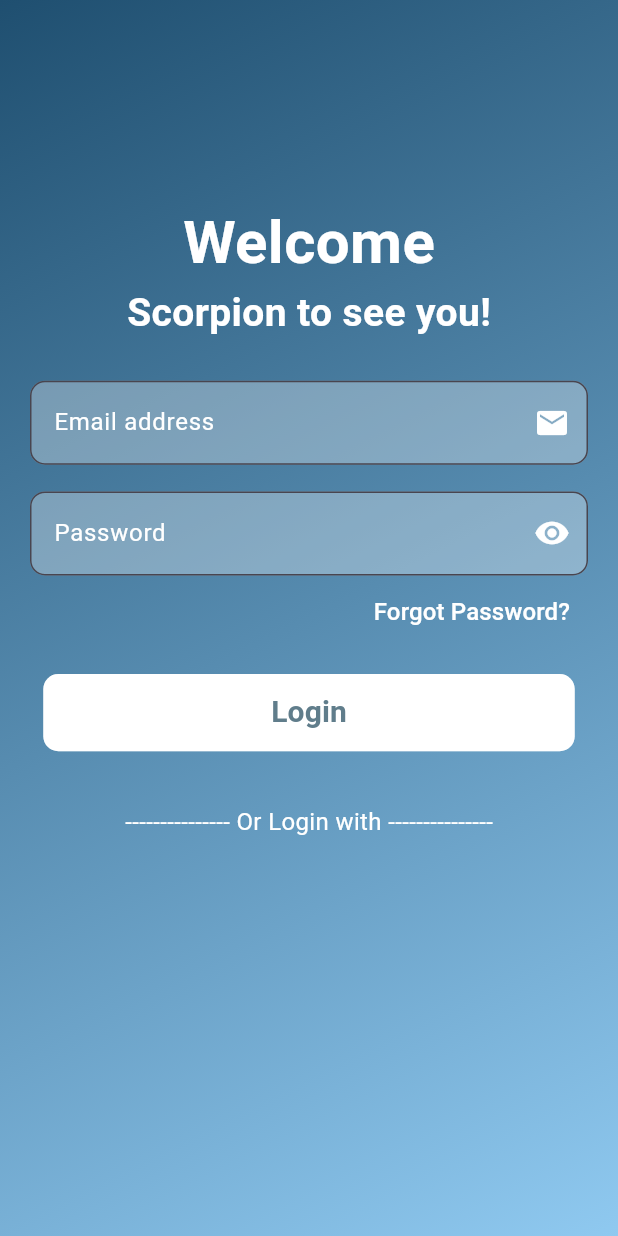
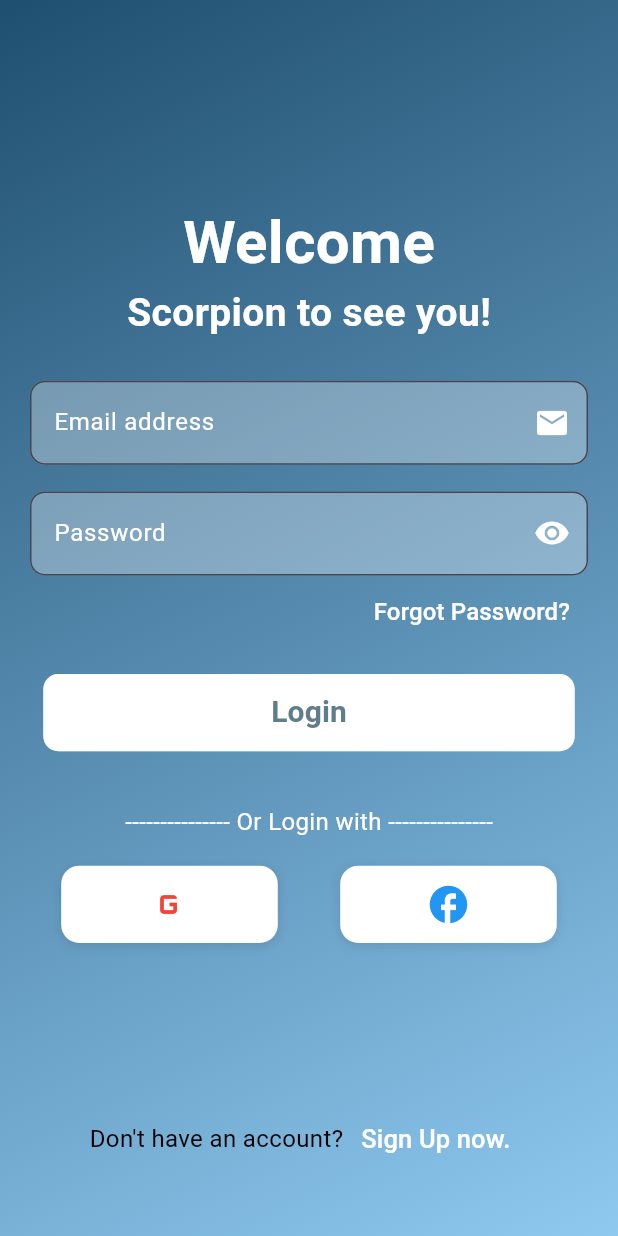
Before and after one commit to minhthongnt2610/flutter-exercises, a Flutter app: the screen it shows after launch, on a phone screen of 412 x 824 dp. Run offline on Flutter 3.47's test engine with Material 3 defaults, Android fonts, the phone set to English and light mode, and no system bars; our stand-ins replace cloud_firestore, date_field, firebase_core, firebase_crashlytics, sqflite, video_player; accounts and stored records are empty.

Commit message:
finish login_sign_up.dart

```diff
--- a/practice_firebase/lib/common_widgets/social_button.dart
+++ b/practice_firebase/lib/common_widgets/social_button.dart
@@ -1,16 +1,17 @@
 import 'package:flutter/material.dart';
 
 class SocialButton extends StatelessWidget {
-  const SocialButton({super.key, required this.url, required this.onPressed});
+  const SocialButton({super.key, required this.icon, required this.onPressed});
 
-  final String url;
+  final Icon icon;
   final VoidCallback onPressed;
   @override
   Widget build(BuildContext context) {
     int width = MediaQuery.of(context).size.width.toInt();
     int height = MediaQuery.of(context).size.height.toInt();
     return Container(
-      height: 50 * height / 928,
+      width: 150 * width / 428,
+      height: 58 * height / 928,
       margin: const EdgeInsets.symmetric(horizontal: 5),
       decoration: BoxDecoration(
         color: Colors.white,
@@ -24,11 +25,7 @@ class SocialButton extends StatelessWidget {
         ],
       ),
       child: IconButton(
-        icon: Image.network(
-          url,
-          width: 24,
-          height: 24,
-        ),
+        icon: icon,
         onPressed: onPressed,
       ),
     );
--- a/practice_firebase/lib/screens/login_sign_up_screen/login_sign_up.dart
+++ b/practice_firebase/lib/screens/login_sign_up_screen/login_sign_up.dart
@@ -2,6 +2,7 @@ import 'package:flutter/material.dart';
 import 'package:practice_firebase/screens/login_sign_up_screen/widgets/filed_widget.dart';
 
 import '../../common_widgets/login_button.dart';
+import '../../common_widgets/social_button.dart';
 import '../../contants/app_colors.dart';
 
 class LoginSignUp extends StatefulWidget {
@@ -83,6 +84,37 @@ class _LoginSignUpState extends State<LoginSignUp> {
                 "--------------- Or Login with ---------------",
                 style: TextStyle(color: Colors.white, fontSize: 16),
               ),
+              SizedBox(height: 20 * height / 928),
+              Row(
+                mainAxisAlignment: MainAxisAlignment.spaceAround,
+                children: [
+                  SocialButton(
+                    onPressed: () {},
+                    icon: Icon(Icons.g_mobiledata, color: Colors.red, size: 30),
+                  ),
+                  SocialButton(
+                    onPressed: () {},
+                    icon: Icon(Icons.facebook, color: Colors.blue, size: 30),
+                  ),
+                ],
+              ),
+              SizedBox(height: 120 * height / 928),
+              Row(
+                mainAxisAlignment: MainAxisAlignment.center,
+                children: [
+                  Text(
+                    "Don't have an account?",
+                    style: TextStyle(color: Colors.black, fontSize: 16),
+                  ),
+                  TextButton(
+                    onPressed: () {},
+                    child: Text(
+                      "Sign Up now.",
+                      style: TextStyle(color: Colors.white, fontSize: 17),
+                    ),
+                  ),
+                ],
+              ),
             ],
           ),
         ),
```
